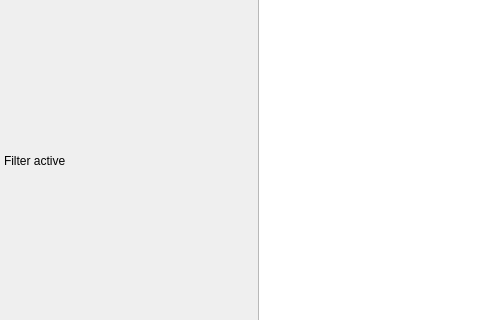
Above: app/src/main/mainwindow.ui from Gris87/TInvestor before the change; both pictures show x 0 to 480 and y 226 to 546 of the 1024 by 768 pixel window. Below: the same form after it.
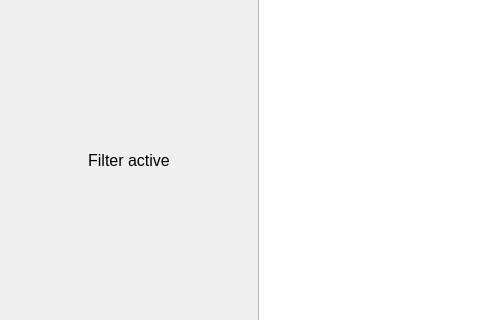
That is the form after the change. The open tabs and pages were chosen to show the change. Icons and pictures are not drawn. Custom widgets are drawn as their Qt base class.

What changed in the file:
```diff
--- a/app/src/main/mainwindow.ui
+++ b/app/src/main/mainwindow.ui
@@ -206,9 +206,17 @@
                </property>
                <item>
                 <widget class="VerticalLabel" name="filterActiveLabel">
+                 <property name="font">
+                  <font>
+                   <pointsize>12</pointsize>
+                  </font>
+                 </property>
                  <property name="text">
                   <string notr="true">Filter active</string>
                  </property>
+                 <property name="alignment">
+                  <set>Qt::AlignmentFlag::AlignCenter</set>
+                 </property>
                 </widget>
                </item>
               </layout>
```
